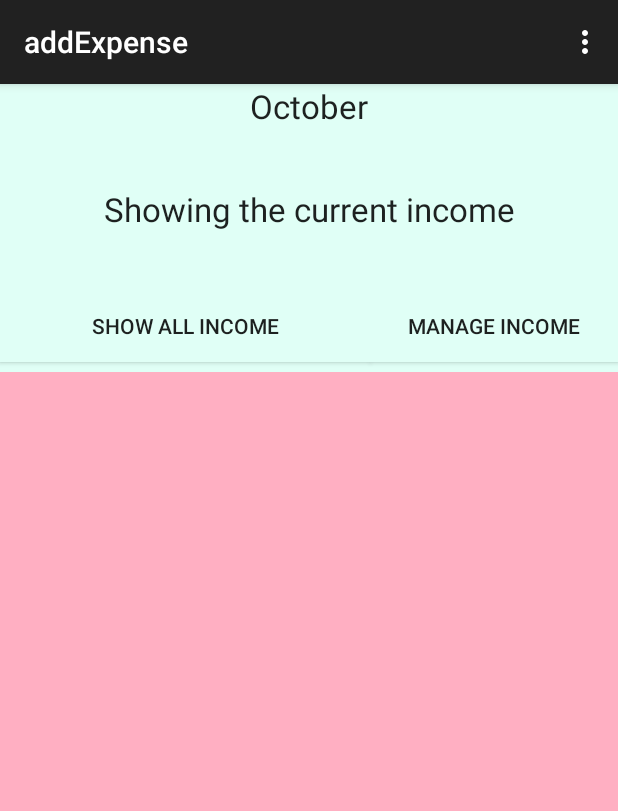
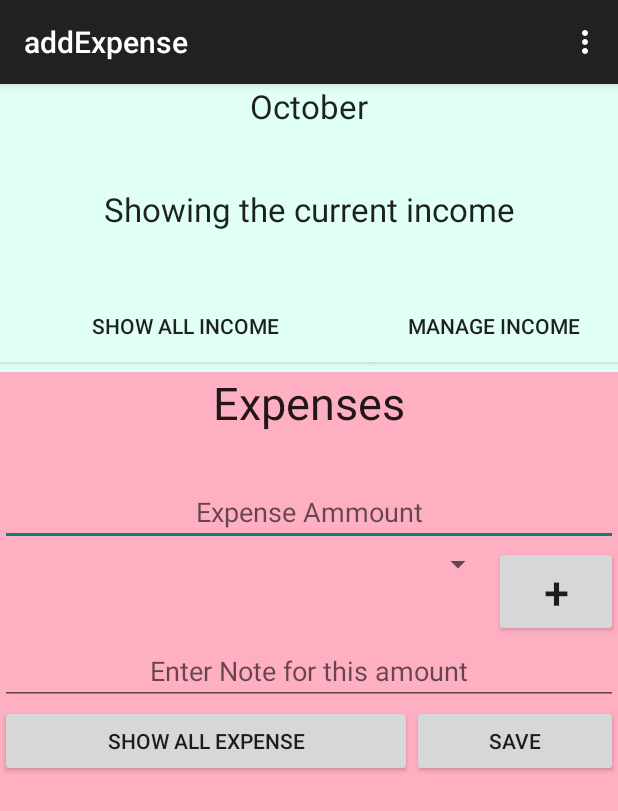
Before and after one commit to atiartalukdar/ExpenseManager, an Android app: the addExpense screen opened directly, with no data from a screen before it, on a phone screen of 412 x 824 dp. Shown: the top 811 px of the screen. Run offline under Robolectric (Android 15) with nearby library versions, the phone set to English and light mode, and no system bars.

```diff
--- a/app/src/main/res/layout/activity_add_expense.xml
+++ b/app/src/main/res/layout/activity_add_expense.xml
@@ -66,5 +66,68 @@
         android:layout_height="0dp"
         android:layout_weight="3">
 
+        <TextView
+            android:layout_width="match_parent"
+            android:layout_height="wrap_content"
+            android:gravity="center"
+            android:textSize="30dp"
+            android:textAppearance="?android:attr/textAppearanceLarge"
+            android:text="Expenses"
+            android:layout_marginBottom="30dp"
+            android:id="@+id/textView2" />
+
+        <EditText
+            android:layout_width="match_parent"
+            android:layout_height="wrap_content"
+            android:hint="Expense Ammount"
+            android:gravity="center"
+            android:id="@+id/expenseAdd" />
+
+        <LinearLayout
+            android:orientation="horizontal"
+            android:layout_width="match_parent"
+            android:layout_height="wrap_content">
+
+            <Spinner
+                android:layout_width="0dp"
+                android:layout_height="wrap_content"
+                android:layout_weight="4"
+                android:id="@+id/categorySpinner" />
+
+            <Button
+                android:layout_width="0dp"
+                android:layout_height="wrap_content"
+                android:text="+"
+                android:textSize="30sp"
+                android:layout_weight="1"
+                android:id="@+id/addCategoryBtn" />
+        </LinearLayout>
+
+        <EditText
+            android:layout_width="match_parent"
+            android:layout_height="wrap_content"
+            android:gravity="center"
+            android:hint="Enter Note for this amount"
+            android:id="@+id/noteExpense" />
+
+        <LinearLayout
+            android:orientation="horizontal"
+            android:layout_width="match_parent"
+            android:layout_height="match_parent">
+
+            <Button
+                android:layout_width="0dp"
+                android:layout_weight="2"
+                android:layout_height="wrap_content"
+                android:text="Show All Expense"
+                android:id="@+id/showExpense" />
+
+            <Button
+                android:layout_width="0dp"
+                android:layout_weight="1"
+                android:layout_height="wrap_content"
+                android:text="Save"
+                android:id="@+id/saveExpense" />
+        </LinearLayout>
     </LinearLayout>
 </LinearLayout>
```
